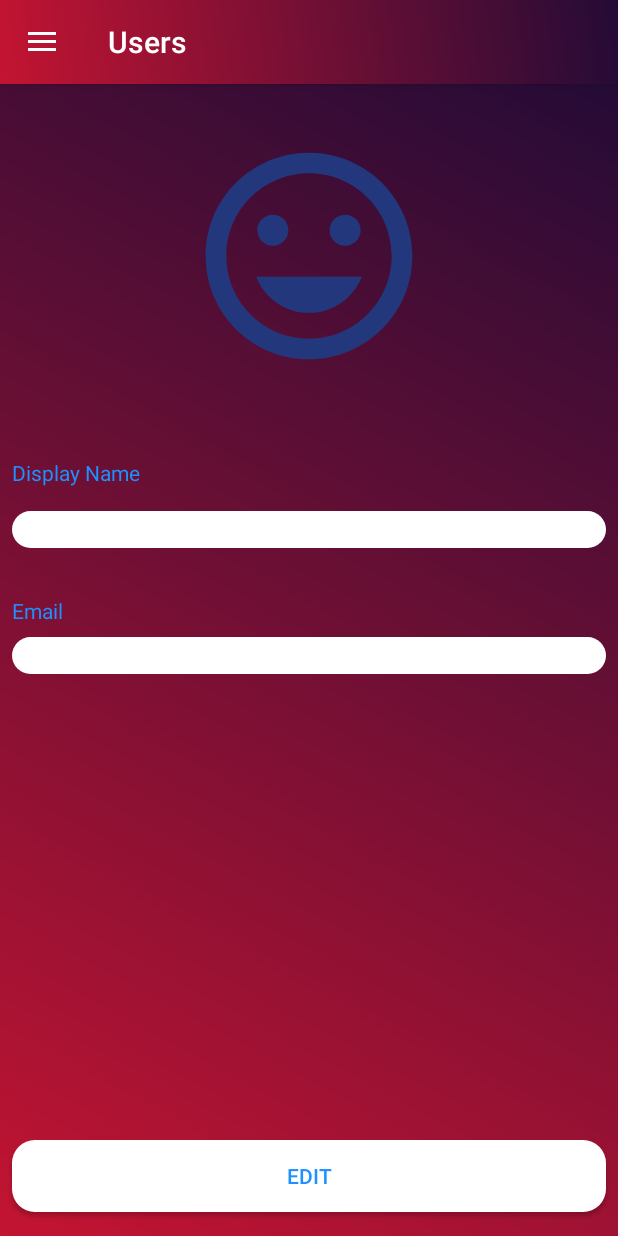
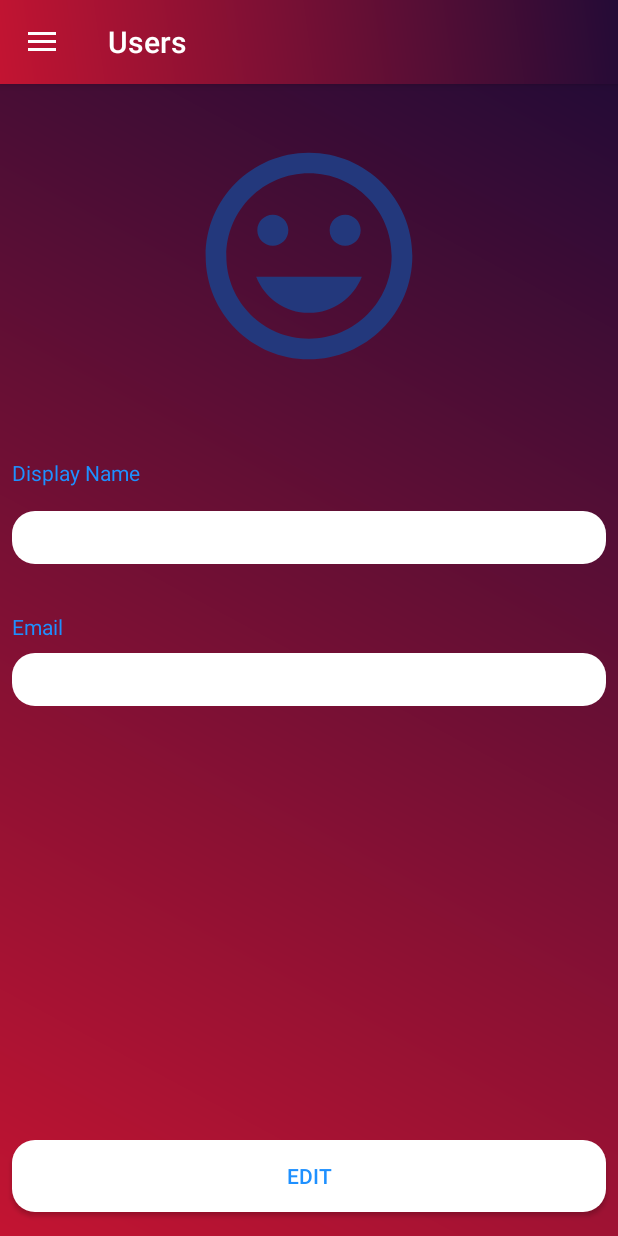
Before and after one commit to Blaze1318/BSocial, an Android app: the fragment ProfileFragment placed in its activity, on a phone screen of 412 x 824 dp. Run offline under Robolectric (Android 15) with nearby library versions, the phone set to English and light mode, and no system bars; our stand-ins replace Firebase (no records; nobody signed in at launch, a user with empty details on screens opened directly), Picasso; plain views replace CircularImageView; pictures from the network do not load; 1 statement that could not run was skipped.

Commit message:
Bug fixes

```diff
--- a/app/src/main/java/com/example/firebaseauthenticationandstoragetest/ChatActivity.java
+++ b/app/src/main/java/com/example/firebaseauthenticationandstoragetest/ChatActivity.java
@@ -3,7 +3,6 @@ package com.example.firebaseauthenticationandstoragetest;
 import androidx.annotation.NonNull;
 import androidx.appcompat.app.AppCompatActivity;
 import androidx.appcompat.widget.Toolbar;
-import androidx.core.view.MenuItemCompat;
 import androidx.recyclerview.widget.LinearLayoutManager;
 import androidx.recyclerview.widget.RecyclerView;
 
@@ -14,14 +13,11 @@ import android.text.TextUtils;
 import android.text.TextWatcher;
 import android.text.format.DateFormat;
 import android.view.Menu;
-import android.view.MenuInflater;
 import android.view.MenuItem;
 import android.view.View;
-import android.widget.Adapter;
 import android.widget.EditText;
 import android.widget.ImageButton;
 import android.widget.ImageView;
-import android.widget.SearchView;
 import android.widget.TextView;
 import android.widget.Toast;
 
@@ -91,7 +87,7 @@ public class ChatActivity extends AppCompatActivity {
         setSupportActionBar(toolbar);
         toolbar.setTitle("");
         recyclerView = findViewById(R.id.recycleChat);
-        profileIV = findViewById(R.id.profileIV);
+        profileIV = findViewById(R.id.usersprofileIV);
         nameTV = findViewById(R.id.tvUsern);
         userstatusTV = findViewById(R.id.userStatus);
         chatET = findViewById(R.id.messageEt);
--- a/app/src/main/java/com/example/firebaseauthenticationandstoragetest/Fragments/ProfileFragment.java
+++ b/app/src/main/java/com/example/firebaseauthenticationandstoragetest/Fragments/ProfileFragment.java
@@ -7,7 +7,6 @@ import android.net.Uri;
 import android.os.Bundle;
 
 import androidx.annotation.NonNull;
-import androidx.coordinatorlayout.widget.CoordinatorLayout;
 import androidx.fragment.app.Fragment;
 
 import android.provider.MediaStore;
@@ -20,11 +19,9 @@ import android.widget.Button;
 import android.widget.EditText;
 import android.widget.ImageView;
 import android.widget.ProgressBar;
-import android.widget.TextView;
 import android.widget.Toast;
 
 import com.example.firebaseauthenticationandstoragetest.R;
-import com.example.firebaseauthenticationandstoragetest.SignUpActivity;
 import com.google.android.gms.tasks.OnCompleteListener;
 import com.google.android.gms.tasks.OnFailureListener;
 import com.google.android.gms.tasks.OnSuccessListener;
@@ -117,16 +114,16 @@ public class ProfileFragment extends Fragment implements View.OnClickListener {
         // Inflate the layout for this fragment
         View view = inflater.inflate(R.layout.fragment_profile, container, false);
 
-        etDName = view.findViewById(R.id.etDName);
-        etEmail = view.findViewById(R.id.etEmail);
+        etDName = view.findViewById(R.id.etUsersDName);
+        etEmail = view.findViewById(R.id.etUsersEmail);
         btnEditSave = view.findViewById(R.id.btnEditSave);
-        profileIV = view.findViewById(R.id.profileIV);
+        profileIV = view.findViewById(R.id.usersprofileIV);
         progressBar = view.findViewById(R.id.progressBar3);
         FloatingActionButton fab = getActivity().findViewById(R.id.fab);
         fab.hide();
 
         view.findViewById(R.id.btnEditSave).setOnClickListener(this);
-        view.findViewById(R.id.profileIV).setOnClickListener(this);
+        view.findViewById(R.id.usersprofileIV).setOnClickListener(this);
 
         loadUserinfo();
         return view;
--- a/app/src/main/java/com/example/firebaseauthenticationandstoragetest/SignUpActivity.java
+++ b/app/src/main/java/com/example/firebaseauthenticationandstoragetest/SignUpActivity.java
@@ -26,7 +26,6 @@ import com.google.firebase.auth.AuthResult;
 import com.google.firebase.auth.FirebaseAuth;
 import com.google.firebase.auth.FirebaseAuthUserCollisionException;
 import com.google.firebase.auth.FirebaseUser;
-import com.google.firebase.auth.UserProfileChangeRequest;
 import com.google.firebase.database.DatabaseReference;
 import com.google.firebase.database.FirebaseDatabase;
 import com.google.firebase.storage.FirebaseStorage;
@@ -63,7 +62,7 @@ public class SignUpActivity extends AppCompatActivity implements View.OnClickLis
         FirebaseApp.initializeApp(this);
         setContentView(R.layout.activity_sign_up);
         mAuth = FirebaseAuth.getInstance();
-        etEmail = findViewById(R.id.etEmail);
+        etEmail = findViewById(R.id.etUsersEmail);
         etRemail = findViewById(R.id.etRemail);
         etPassword = findViewById(R.id.etPassword);
         etRepassword = findViewById(R.id.etRepassword);
--- /dev/null
+++ b/app/src/main/res/drawable/ic_people_outline_black_24dp.xml
@@ -0,0 +1,5 @@
+<vector android:height="24dp" android:tint="#090A03"
+    android:viewportHeight="24.0" android:viewportWidth="24.0"
+    android:width="24dp" xmlns:android="http://schemas.android.com/apk/res/android">
+    <path android:fillColor="#FF000000" android:pathData="M16.5,13c-1.2,0 -3.07,0.34 -4.5,1 -1.43,-0.67 -3.3,-1 -4.5,-1C5.33,13 1,14.08 1,16.25L1,19h22v-2.75c0,-2.17 -4.33,-3.25 -6.5,-3.25zM12.5,17.5h-10v-1.25c0,-0.54 2.56,-1.75 5,-1.75s5,1.21 5,1.75v1.25zM21.5,17.5L14,17.5v-1.25c0,-0.46 -0.2,-0.86 -0.52,-1.22 0.88,-0.3 1.96,-0.53 3.02,-0.53 2.44,0 5,1.21 5,1.75v1.25zM7.5,12c1.93,0 3.5,-1.57 3.5,-3.5S9.43,5 7.5,5 4,6.57 4,8.5 5.57,12 7.5,12zM7.5,6.5c1.1,0 2,0.9 2,2s-0.9,2 -2,2 -2,-0.9 -2,-2 0.9,-2 2,-2zM16.5,12c1.93,0 3.5,-1.57 3.5,-3.5S18.43,5 16.5,5 13,6.57 13,8.5s1.57,3.5 3.5,3.5zM16.5,6.5c1.1,0 2,0.9 2,2s-0.9,2 -2,2 -2,-0.9 -2,-2 0.9,-2 2,-2z"/>
+</vector>
--- /dev/null
+++ b/app/src/main/res/drawable/ic_person_add_black_24dp.xml
@@ -0,0 +1,5 @@
+<vector android:height="24dp" android:tint="#090A03"
+    android:viewportHeight="24.0" android:viewportWidth="24.0"
+    android:width="24dp" xmlns:android="http://schemas.android.com/apk/res/android">
+    <path android:fillColor="#FF000000" android:pathData="M15,12c2.21,0 4,-1.79 4,-4s-1.79,-4 -4,-4 -4,1.79 -4,4 1.79,4 4,4zM6,10L6,7L4,7v3L1,10v2h3v3h2v-3h3v-2L6,10zM15,14c-2.67,0 -8,1.34 -8,4v2h16v-2c0,-2.66 -5.33,-4 -8,-4z"/>
+</vector>
--- a/app/src/main/res/layout/activity_chat.xml
+++ b/app/src/main/res/layout/activity_chat.xml
@@ -16,7 +16,7 @@
         app:layout_constraintTop_toTopOf="parent">
 
         <com.blogspot.atifsoftwares.circularimageview.CircularImageView
-            android:id="@+id/profileIV"
+            android:id="@+id/usersprofileIV"
             android:layout_width="35dp"
             android:layout_height="35dp"
             android:scaleType="centerCrop"
--- a/app/src/main/res/layout/activity_sign_up.xml
+++ b/app/src/main/res/layout/activity_sign_up.xml
@@ -71,7 +71,7 @@
                app:layout_constraintTop_toBottomOf="@+id/etRepassword" />
 
            <EditText
-               android:id="@+id/etEmail"
+               android:id="@+id/etUsersEmail"
                android:layout_width="0dp"
                android:layout_height="wrap_content"
                android:layout_marginStart="8dp"
@@ -103,7 +103,7 @@
                android:textColor="@color/dodgerblue"
                app:layout_constraintEnd_toEndOf="parent"
                app:layout_constraintStart_toStartOf="parent"
-               app:layout_constraintTop_toBottomOf="@+id/etEmail" />
+               app:layout_constraintTop_toBottomOf="@+id/etUsersEmail" />
 
            <EditText
                android:id="@+id/etPassword"
--- a/app/src/main/res/layout/fragment_profile.xml
+++ b/app/src/main/res/layout/fragment_profile.xml
@@ -16,7 +16,7 @@
            android:layout_height="match_parent">
 
            <com.blogspot.atifsoftwares.circularimageview.CircularImageView
-               android:id="@+id/profileIV"
+               android:id="@+id/usersprofileIV"
                android:layout_width="165dp"
                android:layout_height="165dp"
                android:layout_marginStart="8dp"
@@ -31,7 +31,7 @@
                app:layout_constraintTop_toTopOf="parent" />
 
            <EditText
-               android:id="@+id/etDName"
+               android:id="@+id/etUsersDName"
                android:layout_width="0dp"
                android:layout_height="wrap_content"
                android:layout_marginStart="8dp"
@@ -41,6 +41,7 @@
                android:textColor="@color/dodgerblue"
                android:inputType="textPersonName"
                android:text=""
+               android:padding="5dp"
                android:enabled="false"
                android:background="@drawable/edittext_layout"
                app:layout_constraintEnd_toEndOf="parent"
@@ -49,7 +50,7 @@
                app:layout_constraintTop_toBottomOf="@+id/tvDName" />
 
            <EditText
-               android:id="@+id/etEmail"
+               android:id="@+id/etUsersEmail"
                android:layout_width="0dp"
                android:layout_height="wrap_content"
                android:layout_marginStart="8dp"
@@ -59,6 +60,7 @@
                android:background="@drawable/edittext_layout"
                android:inputType="textEmailAddress"
                android:enabled="false"
+               android:padding="5dp"
                android:textColor="@color/dodgerblue"
                app:layout_constraintEnd_toEndOf="parent"
                app:layout_constraintHorizontal_bias="0.0"
@@ -77,7 +79,7 @@
                app:layout_constraintEnd_toEndOf="parent"
                app:layout_constraintHorizontal_bias="0.0"
                app:layout_constraintStart_toStartOf="parent"
-               app:layout_constraintTop_toBottomOf="@+id/profileIV" />
+               app:layout_constraintTop_toBottomOf="@+id/usersprofileIV" />
 
            <TextView
                android:id="@+id/tvEmail"
@@ -91,7 +93,7 @@
                app:layout_constraintEnd_toEndOf="parent"
                app:layout_constraintHorizontal_bias="0.0"
                app:layout_constraintStart_toStartOf="parent"
-               app:layout_constraintTop_toBottomOf="@+id/etDName" />
+               app:layout_constraintTop_toBottomOf="@+id/etUsersDName" />
 
            <Button
                android:id="@+id/btnEditSave"
@@ -107,7 +109,7 @@
                app:layout_constraintBottom_toBottomOf="parent"
                app:layout_constraintEnd_toEndOf="parent"
                app:layout_constraintStart_toStartOf="parent"
-               app:layout_constraintTop_toBottomOf="@+id/etEmail"
+               app:layout_constraintTop_toBottomOf="@+id/etUsersEmail"
                app:layout_constraintVertical_bias="1.0" />
 
            <ProgressBar
@@ -119,7 +121,7 @@
                app:layout_constraintBottom_toTopOf="@+id/btnEditSave"
                app:layout_constraintEnd_toEndOf="parent"
                app:layout_constraintStart_toStartOf="parent"
-               app:layout_constraintTop_toBottomOf="@+id/etEmail" />
+               app:layout_constraintTop_toBottomOf="@+id/etUsersEmail" />
        </androidx.constraintlayout.widget.ConstraintLayout>
    </ScrollView>
 </FrameLayout>
--- a/app/src/main/res/menu/activity_home_drawer.xml
+++ b/app/src/main/res/menu/activity_home_drawer.xml
@@ -16,16 +16,28 @@
             android:id="@+id/nav_users"
             android:icon="@drawable/ic_people_black_24dp"
             android:title="Users" />
+    </group>
+
+
+        <item
+            android:id="@+id/nav_friends"
+            android:icon="@drawable/ic_people_outline_black_24dp"
+            android:title="Friends" />
+
+        <item
+            android:id="@+id/nav_friendrequest"
+            android:icon="@drawable/ic_person_add_black_24dp"
+            android:title="Friend Request" />
 
         <item
             android:id="@+id/nav_message"
             android:icon="@drawable/ic_message_black_24dp"
             android:title="Messages" />
-        <item
-            android:id="@+id/nav_logout"
-            android:icon="@drawable/ic_exit_to_app_black_24dp"
-            android:title="Log Out" />
-    </group>
+
+    <item
+        android:id="@+id/nav_logout"
+        android:icon="@drawable/ic_exit_to_app_black_24dp"
+        android:title="Log Out" />
 
 
 
```
Also changed, not shown: app/src/main/AndroidManifest.xml (+24 -15 lines), app/src/main/java/com/example/firebaseauthenticationandstoragetest/Adapters/UsersAdapter.java (+27 -3 lines), app/src/main/java/com/example/firebaseauthenticationandstoragetest/Fragments/UsersProfileFragment.java (deleted, +0 -67 lines), app/src/main/java/com/example/firebaseauthenticationandstoragetest/HomeActivity.java (+8 -0 lines), app/src/main/java/com/example/firebaseauthenticationandstoragetest/UsersProfileActivity.java (added, +86 -0 lines), app/src/main/res/layout/activity_users_profile.xml (added, +112 -0 lines), app/src/main/res/layout/fragment_users_profile.xml (deleted, +0 -14 lines).
